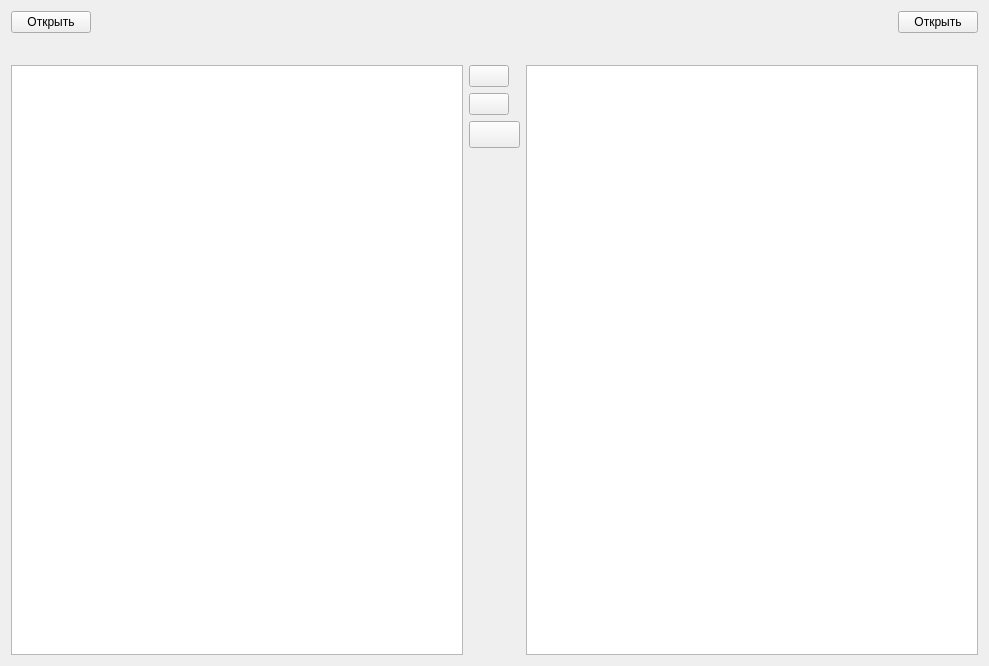
Qt form widget.ui (rroommaann/crispy-octo-potato) before a commit.
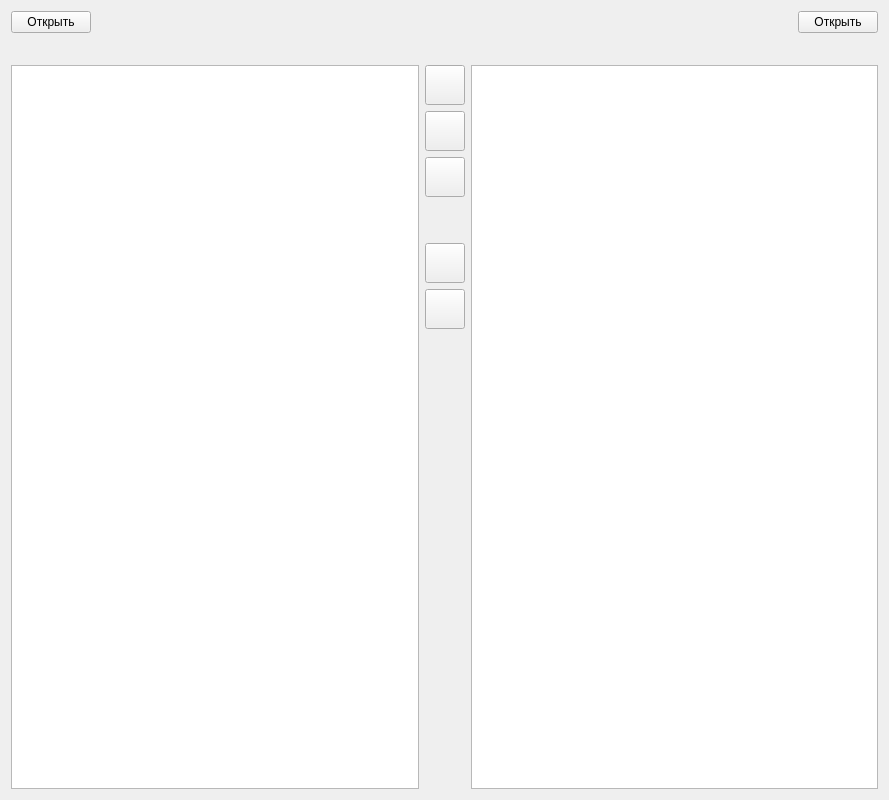
The same form after that commit. Icons and pictures are not drawn.

The edit to the form file:
```diff
--- a/widget.ui
+++ b/widget.ui
@@ -6,10 +6,16 @@
    <rect>
     <x>0</x>
     <y>0</y>
-    <width>989</width>
-    <height>666</height>
+    <width>889</width>
+    <height>800</height>
    </rect>
   </property>
+  <property name="minimumSize">
+   <size>
+    <width>600</width>
+    <height>800</height>
+   </size>
+  </property>
   <property name="font">
    <font>
     <family>MS Shell Dlg 2</family>
@@ -96,6 +102,54 @@
      </item>
      <item row="2" column="0" colspan="3">
       <layout class="QGridLayout" name="gridLayout_3" columnstretch="0,0,0">
+       <item row="0" column="2" rowspan="8">
+        <widget class="QTableWidget" name="tableWidgetRight">
+         <property name="editTriggers">
+          <set>QAbstractItemView::NoEditTriggers</set>
+         </property>
+         <property name="selectionMode">
+          <enum>QAbstractItemView::SingleSelection</enum>
+         </property>
+         <property name="selectionBehavior">
+          <enum>QAbstractItemView::SelectRows</enum>
+         </property>
+        </widget>
+       </item>
+       <item row="4" column="1">
+        <widget class="QPushButton" name="pushButtonUp">
+         <property name="sizePolicy">
+          <sizepolicy hsizetype="Fixed" vsizetype="Fixed">
+           <horstretch>0</horstretch>
+           <verstretch>0</verstretch>
+          </sizepolicy>
+         </property>
+         <property name="minimumSize">
+          <size>
+           <width>40</width>
+           <height>40</height>
+          </size>
+         </property>
+         <property name="maximumSize">
+          <size>
+           <width>40</width>
+           <height>40</height>
+          </size>
+         </property>
+         <property name="text">
+          <string/>
+         </property>
+         <property name="icon">
+          <iconset resource="resources.qrc">
+           <normaloff>:/images/goUp.png</normaloff>:/images/goUp.png</iconset>
+         </property>
+         <property name="iconSize">
+          <size>
+           <width>40</width>
+           <height>40</height>
+          </size>
+         </property>
+        </widget>
+       </item>
        <item row="0" column="1">
         <widget class="QPushButton" name="pushButton_6">
          <property name="sizePolicy">
@@ -104,6 +158,18 @@
            <verstretch>0</verstretch>
           </sizepolicy>
          </property>
+         <property name="minimumSize">
+          <size>
+           <width>40</width>
+           <height>40</height>
+          </size>
+         </property>
+         <property name="maximumSize">
+          <size>
+           <width>40</width>
+           <height>40</height>
+          </size>
+         </property>
          <property name="toolTip">
           <string>Выбор таблицы для сравнения</string>
          </property>
@@ -122,45 +188,6 @@
          </property>
         </widget>
        </item>
-       <item row="0" column="0" rowspan="5">
-        <widget class="QTableWidget" name="tableWidget">
-         <property name="editTriggers">
-          <set>QAbstractItemView::NoEditTriggers</set>
-         </property>
-         <property name="selectionMode">
-          <enum>QAbstractItemView::SingleSelection</enum>
-         </property>
-         <property name="selectionBehavior">
-          <enum>QAbstractItemView::SelectRows</enum>
-         </property>
-        </widget>
-       </item>
-       <item row="0" column="2" rowspan="5">
-        <widget class="QTableWidget" name="tableWidget_2">
-         <property name="editTriggers">
-          <set>QAbstractItemView::NoEditTriggers</set>
-         </property>
-         <property name="selectionMode">
-          <enum>QAbstractItemView::SingleSelection</enum>
-         </property>
-         <property name="selectionBehavior">
-          <enum>QAbstractItemView::SelectRows</enum>
-         </property>
-        </widget>
-       </item>
-       <item row="3" column="1">
-        <spacer name="verticalSpacer">
-         <property name="orientation">
-          <enum>Qt::Vertical</enum>
-         </property>
-         <property name="sizeHint" stdset="0">
-          <size>
-           <width>1</width>
-           <height>40</height>
-          </size>
-         </property>
-        </spacer>
-       </item>
        <item row="1" column="1">
         <widget class="QPushButton" name="pushButton_7">
          <property name="sizePolicy">
@@ -169,6 +196,18 @@
            <verstretch>0</verstretch>
           </sizepolicy>
          </property>
+         <property name="minimumSize">
+          <size>
+           <width>40</width>
+           <height>40</height>
+          </size>
+         </property>
+         <property name="maximumSize">
+          <size>
+           <width>40</width>
+           <height>40</height>
+          </size>
+         </property>
          <property name="toolTip">
           <string>Вернуться к выбору станции</string>
          </property>
@@ -195,8 +234,21 @@
            <verstretch>0</verstretch>
           </sizepolicy>
          </property>
+         <property name="minimumSize">
+          <size>
+           <width>40</width>
+           <height>40</height>
+          </size>
+         </property>
+         <property name="maximumSize">
+          <size>
+           <width>40</width>
+           <height>40</height>
+          </size>
+         </property>
          <property name="font">
           <font>
+           <family>MS Shell Dlg 2</family>
            <pointsize>12</pointsize>
           </font>
          </property>
@@ -221,6 +273,83 @@
          </property>
         </widget>
        </item>
+       <item row="6" column="1">
+        <spacer name="verticalSpacer">
+         <property name="orientation">
+          <enum>Qt::Vertical</enum>
+         </property>
+         <property name="sizeHint" stdset="0">
+          <size>
+           <width>1</width>
+           <height>40</height>
+          </size>
+         </property>
+        </spacer>
+       </item>
+       <item row="0" column="0" rowspan="8">
+        <widget class="QTableWidget" name="tableWidgetLeft">
+         <property name="editTriggers">
+          <set>QAbstractItemView::NoEditTriggers</set>
+         </property>
+         <property name="selectionMode">
+          <enum>QAbstractItemView::SingleSelection</enum>
+         </property>
+         <property name="selectionBehavior">
+          <enum>QAbstractItemView::SelectRows</enum>
+         </property>
+        </widget>
+       </item>
+       <item row="5" column="1">
+        <widget class="QPushButton" name="pushButtonDown">
+         <property name="sizePolicy">
+          <sizepolicy hsizetype="Fixed" vsizetype="Fixed">
+           <horstretch>0</horstretch>
+           <verstretch>0</verstretch>
+          </sizepolicy>
+         </property>
+         <property name="minimumSize">
+          <size>
+           <width>40</width>
+           <height>40</height>
+          </size>
+         </property>
+         <property name="maximumSize">
+          <size>
+           <width>40</width>
+           <height>40</height>
+          </size>
+         </property>
+         <property name="text">
+          <string/>
+         </property>
+         <property name="icon">
+          <iconset resource="resources.qrc">
+           <normaloff>:/images/goDown.png</normaloff>:/images/goDown.png</iconset>
+         </property>
+         <property name="iconSize">
+          <size>
+           <width>40</width>
+           <height>40</height>
+          </size>
+         </property>
+        </widget>
+       </item>
+       <item row="3" column="1">
+        <spacer name="verticalSpacer_2">
+         <property name="orientation">
+          <enum>Qt::Vertical</enum>
+         </property>
+         <property name="sizeType">
+          <enum>QSizePolicy::Fixed</enum>
+         </property>
+         <property name="sizeHint" stdset="0">
+          <size>
+           <width>20</width>
+           <height>40</height>
+          </size>
+         </property>
+        </spacer>
+       </item>
       </layout>
      </item>
     </layout>
```
Left out of the diff: 4 changed lines with no effect on the pictures.
